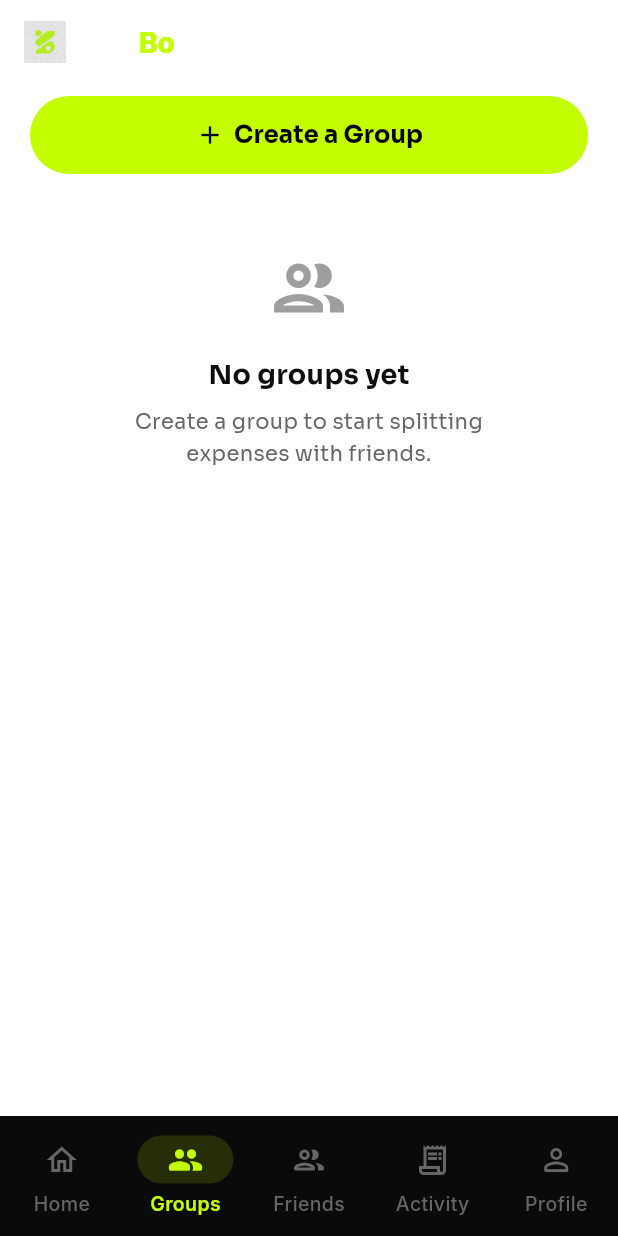
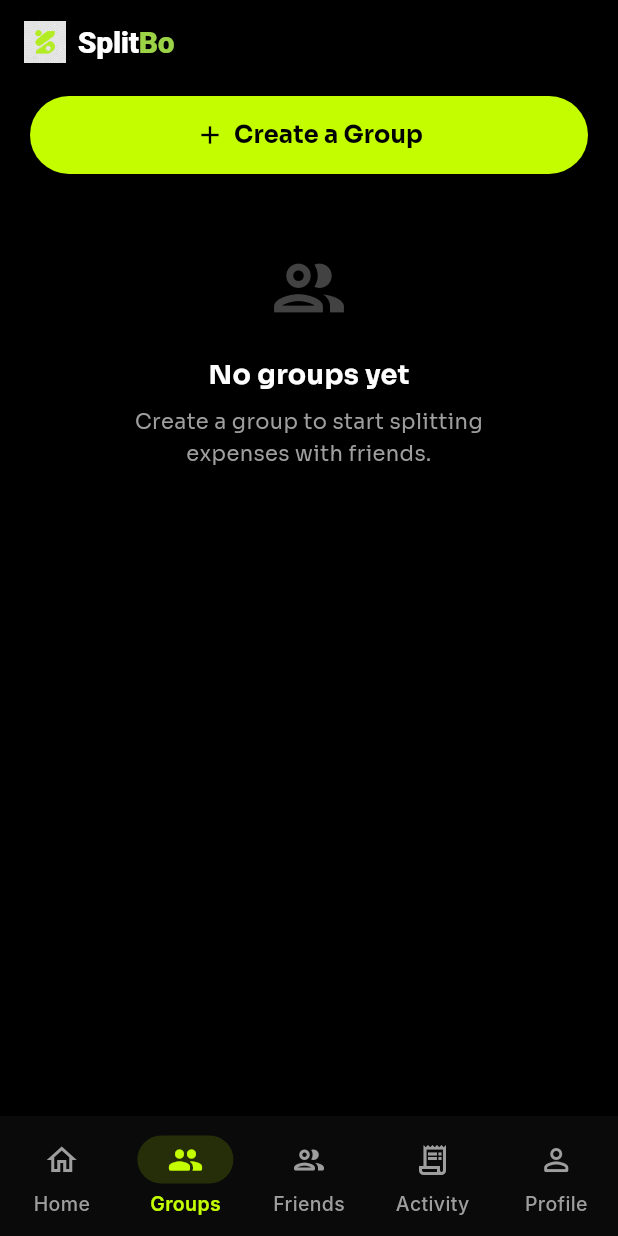
Before and after one commit to VikasNVCchauhan/splitbo, a Flutter app: the screen it shows once a user with an empty profile is signed in, item 2 of the bottom bar chosen, on a phone screen of 412 x 824 dp. Run offline on Flutter 3.47's test engine with Material 3 defaults, Android fonts, the phone set to English and light mode, and no system bars; our stand-ins replace cloud_firestore, cloud_functions, equatable, file_picker, firebase_auth, firebase_core and 10 more; missing offline and left inert: dart:html; accounts and stored records are empty; network calls fail.

Commit message:
fix: default to dark mode — resolves all screens showing light backgrounds
ThemeMode.system followed iOS light mode; hardcode dark as default since
Splitbo is a dark-first app. Also corrects brand green (#9CD246) on
Groups AppBar wordmark.

Co-Authored-By: Claude Code <noreply@anthropic.com>

```diff
--- a/packages/data/lib/src/providers/theme_providers.dart
+++ b/packages/data/lib/src/providers/theme_providers.dart
@@ -1,4 +1,4 @@
 import 'package:flutter/material.dart';
 import 'package:flutter_riverpod/flutter_riverpod.dart';
 
-final themeModeProvider = StateProvider<ThemeMode>((ref) => ThemeMode.system);
+final themeModeProvider = StateProvider<ThemeMode>((ref) => ThemeMode.dark);
--- a/packages/features/groups/lib/src/groups_screen.dart
+++ b/packages/features/groups/lib/src/groups_screen.dart
@@ -42,7 +42,7 @@ class GroupsScreen extends ConsumerWidget {
                 TextSpan(
                   text: 'Bo',
                   style: TextStyle(
-                    color: Color(0xFFC3FD00),
+                    color: Color(0xFF9CD246),
                     fontSize: 20,
                     fontWeight: FontWeight.w800,
                   ),
```
